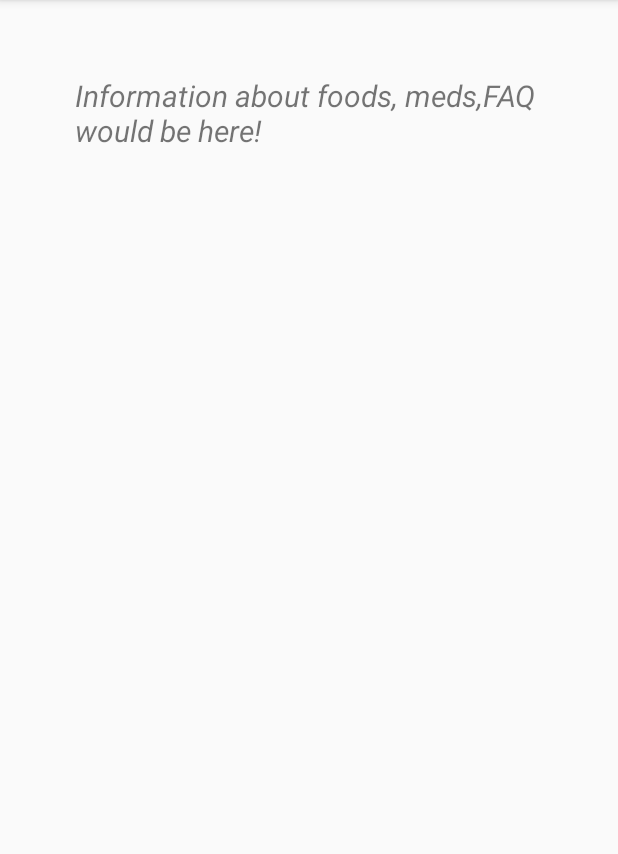
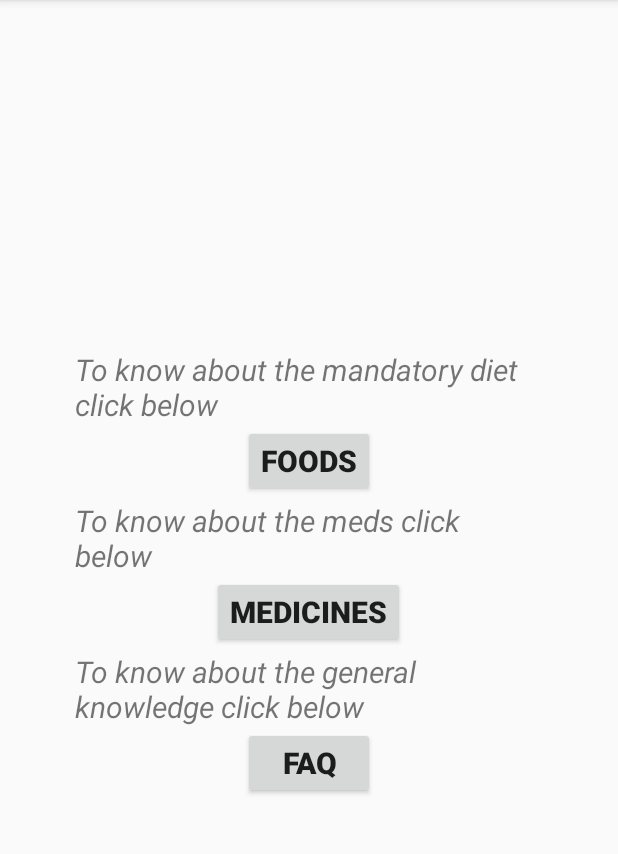
Before and after one commit to mottakin/Type-2-Diabetes_Detector_CSE299, an Android app: the InformationActivity screen opened directly, with no data from a screen before it, on a phone screen of 412 x 824 dp, the part 84-938 px from its top. Run offline under Robolectric (Android 15) with nearby library versions, the phone set to English and light mode, and no system bars.

Commit message:
Three screens and two buttons

```diff
--- a/app/src/main/AndroidManifest.xml
+++ b/app/src/main/AndroidManifest.xml
@@ -9,7 +9,8 @@
         android:roundIcon="@mipmap/ic_launcher_round"
         android:supportsRtl="true"
         android:theme="@style/AppTheme">
-        <activity android:name=".InformationActivity"></activity>
+        <activity android:name=".FoodActivity"></activity>
+        <activity android:name=".InformationActivity" />
         <activity android:name=".PredictorActivity" />
         <activity android:name=".MainActivity">
             <intent-filter>
--- a/app/src/main/java/com/example/diabeticspredictor/InformationActivity.java
+++ b/app/src/main/java/com/example/diabeticspredictor/InformationActivity.java
@@ -2,13 +2,25 @@ package com.example.diabeticspredictor;
 
 import androidx.appcompat.app.AppCompatActivity;
 
+import android.content.Intent;
 import android.os.Bundle;
+import android.view.View;
+import android.widget.Button;
 
 public class InformationActivity extends AppCompatActivity {
+    private Button button;
 
     @Override
     protected void onCreate(Bundle savedInstanceState) {
         super.onCreate(savedInstanceState);
         setContentView(R.layout.activity_information);
+        button = (Button) findViewById(R.id.Button3);
+        button.setOnClickListener(new View.OnClickListener() {
+            @Override
+            public void onClick(View v) {
+                Intent intent = new Intent(InformationActivity.this, FoodActivity.class);
+                startActivity(intent);
+            }
+        });
     }
 }
--- a/app/src/main/res/layout/activity_information.xml
+++ b/app/src/main/res/layout/activity_information.xml
@@ -5,12 +5,51 @@
     android:layout_width="match_parent"
     android:layout_height="match_parent"
     tools:context=".InformationActivity"
-    android:padding="50dp">
+    android:padding="50dp"
+    android:gravity="center"
+    android:orientation="vertical">
     <TextView
         android:layout_width="wrap_content"
         android:layout_height="wrap_content"
         android:text="@string/textview4_text"
         android:textStyle="italic"
+        android:textSize="20dp"
+        />
+    <Button
+        android:id="@+id/Button3"
+        android:layout_width="wrap_content"
+        android:layout_height="wrap_content"
+        android:text="@string/button3_text"
+        android:textSize="20sp"
+        android:textStyle="bold"
+        android:layout_marginBottom="2dp"/>
+    <TextView
+        android:layout_width="wrap_content"
+        android:layout_height="wrap_content"
+        android:text="@string/textview5_text"
+        android:textStyle="italic"
         android:textSize="20dp"/>
+    <Button
+        android:id="@+id/Button4"
+        android:layout_width="wrap_content"
+        android:layout_height="wrap_content"
+        android:text="@string/button4_text"
+        android:textSize="20sp"
+        android:textStyle="bold"
+        android:layout_marginBottom="2dp"/>
+    <TextView
+        android:layout_width="wrap_content"
+        android:layout_height="wrap_content"
+        android:text="@string/textview6_text"
+        android:textStyle="italic"
+        android:textSize="20dp"/>
+    <Button
+        android:id="@+id/Button5"
+        android:layout_width="wrap_content"
+        android:layout_height="wrap_content"
+        android:text="@string/button5_text"
+        android:textSize="20sp"
+        android:textStyle="bold"
+        android:layout_marginBottom="2dp"/>
 
 </LinearLayout>
--- a/app/src/main/res/values/strings.xml
+++ b/app/src/main/res/values/strings.xml
@@ -2,10 +2,18 @@
     <string name="app_name">diabeticsPredictor</string>
     <string name="button_text">Predictor</string>
     <string name="button2_text">Informations</string>
+    <string name="button3_text">Foods</string>
+    <string name="button4_text">Medicines</string>
+    <string name="button5_text">FAQ</string>
     <string name="textview1_text">To get the prediction click below</string>
     <string name="textview2_text">Here the inputs will be taken</string>
     <string name="textview3_text">To know helpful details about diabetics press the button below</string>
-    <string name="textview4_text">Information about foods, meds,FAQ would be here!</string>
+    <string name="textview4_text">To know about the mandatory diet click below</string>
+    <string name="textview5_text">To know about the meds click below</string>
+    <string name="textview6_text">To know about the general knowledge click below</string>
+    <string name="textview7_text">Informations about foods would be here</string>
+    <string name="textview8_text">Informations about meds would be here</string>
+    <string name="textview9_text">Informations about faq would be here</string>
 
 
 </resources>
```
Also changed, not shown: app/src/main/java/com/example/diabeticspredictor/FoodActivity.java (added, +14 -0 lines), app/src/main/res/layout/activity_food.xml (added, +15 -0 lines).
